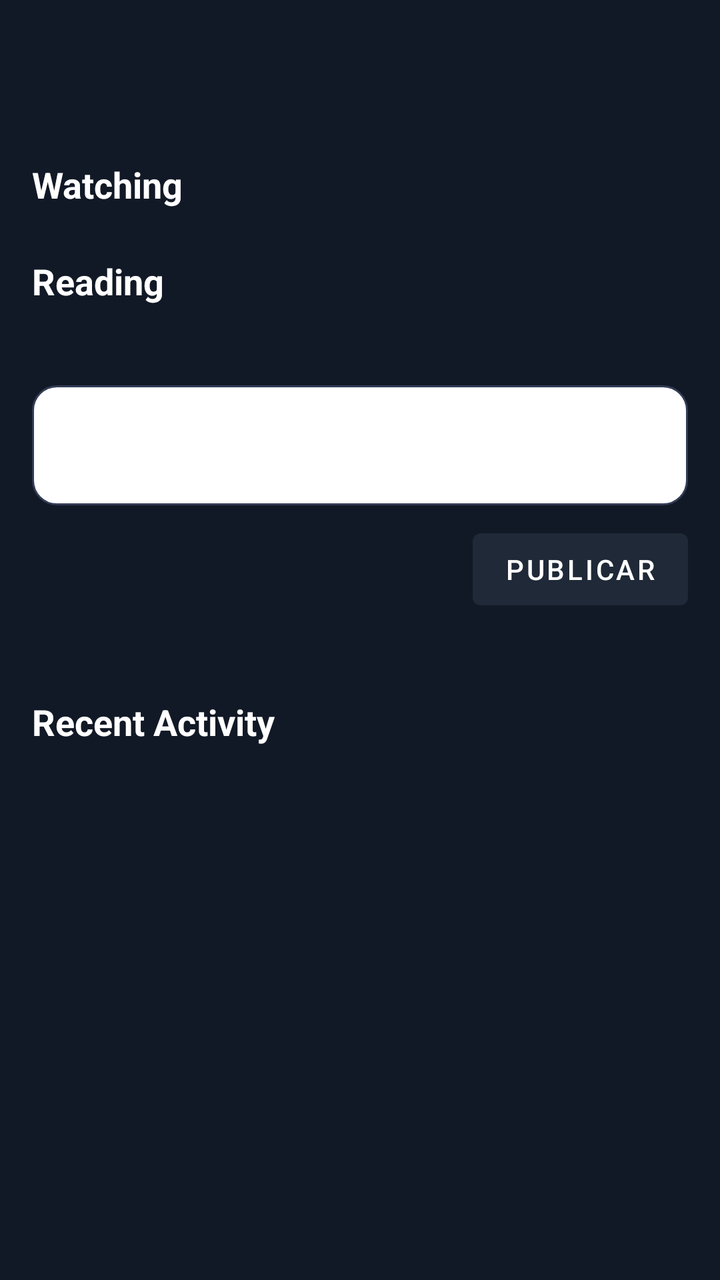
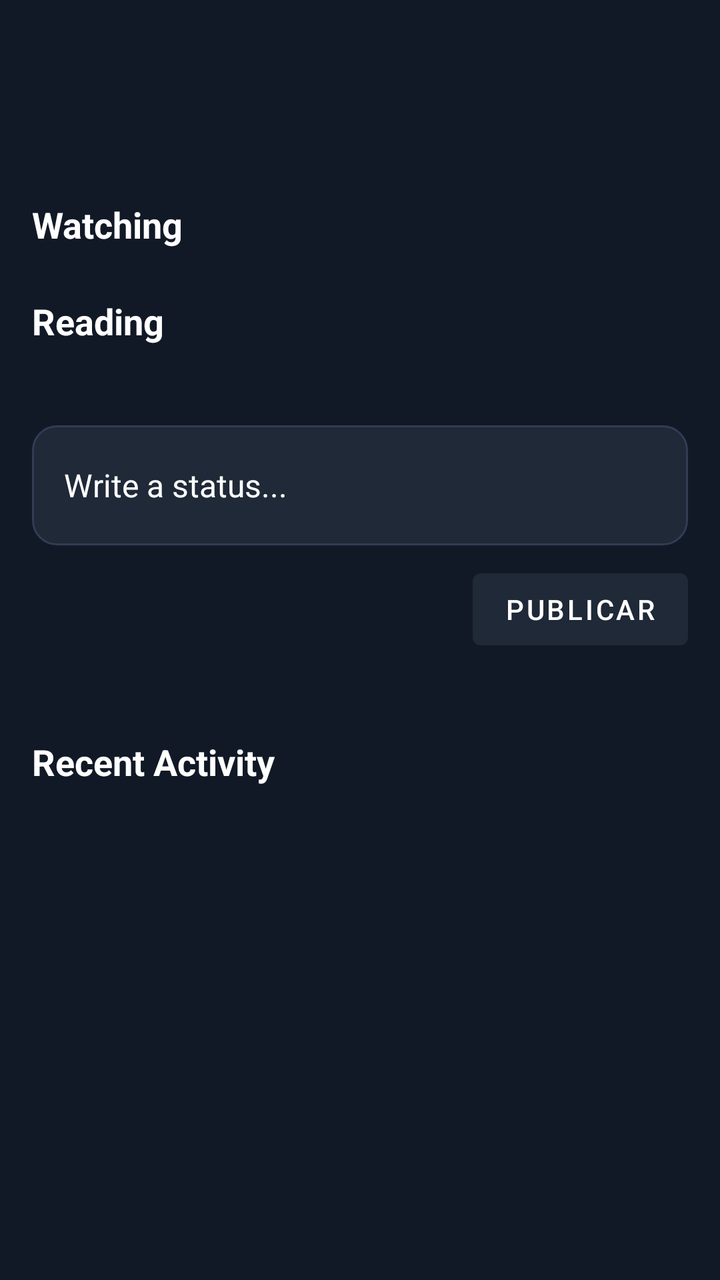

An Android layout rendered at two revisions. The XML below is the earlier revision; the diff shows what the commit changed to produce the second picture.
<!-- AndroidManifest.xml: application theme Theme.YomiTrack -->
<!-- res/layout/fragment_home.xml -->
<?xml version="1.0" encoding="utf-8"?>
<ScrollView xmlns:android="http://schemas.android.com/apk/res/android"
    xmlns:app="http://schemas.android.com/apk/res-auto"
    android:layout_width="match_parent"
    android:layout_height="match_parent"
    android:fillViewport="true">

    <LinearLayout
        android:layout_width="match_parent"
        android:layout_height="wrap_content"
        android:orientation="vertical"
        android:paddingTop="80dp"
        android:paddingBottom="100dp">

        
        <TextView
            android:layout_width="match_parent"
            android:layout_height="wrap_content"
            android:layout_marginStart="16dp"
            android:text="Watching"
            android:textSize="18sp"
            android:textStyle="bold"
            android:textColor="@color/textPrimary" />

        <androidx.recyclerview.widget.RecyclerView
            android:id="@+id/recyclerAnime"
            android:layout_width="match_parent"
            android:layout_height="wrap_content"
            android:paddingStart="16dp"
            android:paddingTop="8dp"
            android:paddingBottom="16dp"
            android:clipToPadding="false"
            android:nestedScrollingEnabled="false"
            android:orientation="horizontal" />

        
        <TextView
            android:layout_width="match_parent"
            android:layout_height="wrap_content"
            android:layout_marginStart="16dp"
            android:text="Reading"
            android:textSize="18sp"
            android:textStyle="bold"
            android:textColor="@color/textPrimary" />

        <androidx.recyclerview.widget.RecyclerView
            android:id="@+id/recyclerManga"
            android:layout_width="match_parent"
            android:layout_height="wrap_content"
            android:paddingStart="16dp"
            android:paddingTop="8dp"
            android:paddingBottom="16dp"
            android:clipToPadding="false"
            android:nestedScrollingEnabled="false"
            android:orientation="horizontal" />

        
        <EditText
            android:id="@+id/inputStatus"
            android:layout_width="match_parent"
            android:layout_height="wrap_content"
            android:layout_marginHorizontal="16dp"
            android:layout_marginTop="16dp"
            android:background="@drawable/edit_text_background"
            android:hint="Write a status..."
            android:minHeight="60dp"
            android:padding="16dp"
            android:textColor="@color/textPrimary"
            android:textColorHint="@color/textPrimary"
            android:textSize="16sp" />

        
        <Button
            android:id="@+id/btnPost"
            android:layout_width="wrap_content"
            android:layout_height="wrap_content"
            android:text="Publicar"
            android:layout_gravity="end"
            android:layout_marginTop="8dp"
            android:layout_marginEnd="16dp"
            android:layout_marginBottom="16dp" />

        
        <TextView
            android:layout_width="wrap_content"
            android:layout_height="wrap_content"
            android:layout_marginStart="16dp"
            android:layout_marginTop="24dp"
            android:text="Recent Activity"
            android:textColor="@color/textPrimary"
            android:textSize="18sp"
            android:textStyle="bold" />

        <LinearLayout
            android:id="@+id/activityContainer"
            android:layout_width="match_parent"
            android:layout_height="wrap_content"
            android:orientation="vertical"
            android:paddingHorizontal="16dp" />

    </LinearLayout>
</ScrollView>
<!-- resources referenced by this layout -->
<resources>
  <color name="textPrimary">#FFFFFF</color>
  <!-- drawable edit_text_background (drawable) -->
  <?xml version="1.0" encoding="utf-8"?>
  <shape xmlns:android="http://schemas.android.com/apk/res/android"
      android:shape="rectangle">
  
      <solid android:color="@color/textPrimary" /> 
  
      <corners android:radius="12dp" /> 
  
      <padding
          android:left="12dp"
          android:top="8dp"
          android:right="12dp"
          android:bottom="8dp" />
  
      <stroke
          android:width="1dp"
          android:color="#333C55" /> 
  </shape>
  <style name="Theme.YomiTrack" parent="Base.Theme.YomiTrack" />
  <style name="Base.Theme.YomiTrack" parent="Theme.MaterialComponents.DayNight.NoActionBar">
          
          <item name="colorPrimary">@color/primary</item>
          <item name="colorPrimaryVariant">@color/primary</item>
          <item name="colorOnPrimary">@color/textPrimary</item>
          <item name="android:colorBackground">@color/background</item>
          <item name="colorOnBackground">@color/textPrimary</item>
  
          
          <item name="bottomNavigationStyle">@style/CustomBottomNav</item>
      </style>
  <color name="primary">#1F2937</color>
  <color name="background">#121926</color>
  <style name="CustomBottomNav" parent="Widget.MaterialComponents.BottomNavigationView">
          <item name="android:background">@color/primary</item>
          <item name="itemIconTint">@color/textPrimary</item>
          <item name="itemTextColor">@color/textPrimary</item>
      </style>
</resources>

<!-- the commit's change to res/layout/fragment_home.xml (unified diff, before → after) -->
@@ -17,6 +17,7 @@
             android:layout_width="match_parent"
             android:layout_height="wrap_content"
             android:layout_marginStart="16dp"
+            android:layout_marginTop="20dp"
             android:text="Watching"
             android:textSize="18sp"
             android:textStyle="bold"
@@ -43,18 +44,18 @@
             android:textStyle="bold"
             android:textColor="@color/textPrimary" />
 
+        
         <androidx.recyclerview.widget.RecyclerView
             android:id="@+id/recyclerManga"
             android:layout_width="match_parent"
             android:layout_height="wrap_content"
+            android:clipToPadding="false"
+            android:nestedScrollingEnabled="false"
+            android:orientation="horizontal"
             android:paddingStart="16dp"
             android:paddingTop="8dp"
-            android:paddingBottom="16dp"
-            android:clipToPadding="false"
-            android:nestedScrollingEnabled="false"
-            android:orientation="horizontal" />
+            android:paddingBottom="16dp" />
 
-        
         <EditText
             android:id="@+id/inputStatus"
             android:layout_width="match_parent"
<!-- resource entries referenced after the edit -->
@@ -6,7 +6,7 @@
   <shape xmlns:android="http://schemas.android.com/apk/res/android"
       android:shape="rectangle">
   
-      <solid android:color="@color/textPrimary" /> 
+      <solid android:color="@color/primary" /> 
   
       <corners android:radius="12dp" /> 
   
